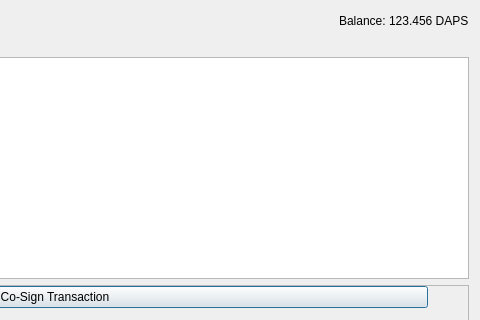
First picture: the form in src/qt/forms/cosigntransaction.ui, repository TheArcadiaGroup/DAPS, before the edit; both pictures show x 370 to 850 and y 0 to 320 of the 850 by 610 pixel window.
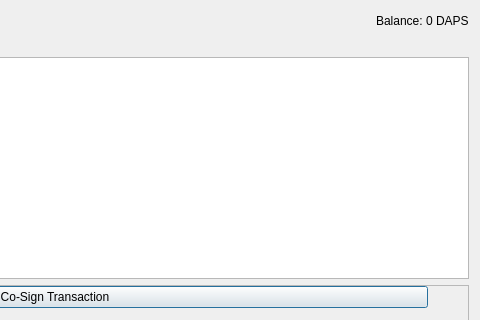
Second picture: the form after the edit.

Commit message: Show Locked; Hidden on Co-Sign/KeyImage tabs

What changed in the file:
```diff
--- a/src/qt/forms/cosigntransaction.ui
+++ b/src/qt/forms/cosigntransaction.ui
@@ -71,7 +71,7 @@
           <string>Your current spendable balance</string>
          </property>
          <property name="text">
-          <string notr="true">123.456 DAPS</string>
+          <string notr="true">0 DAPS</string>
          </property>
          <property name="textInteractionFlags">
           <set>Qt::LinksAccessibleByMouse|Qt::TextSelectableByKeyboard|Qt::TextSelectableByMouse</set>
```
The commit also changes 3 other files.
